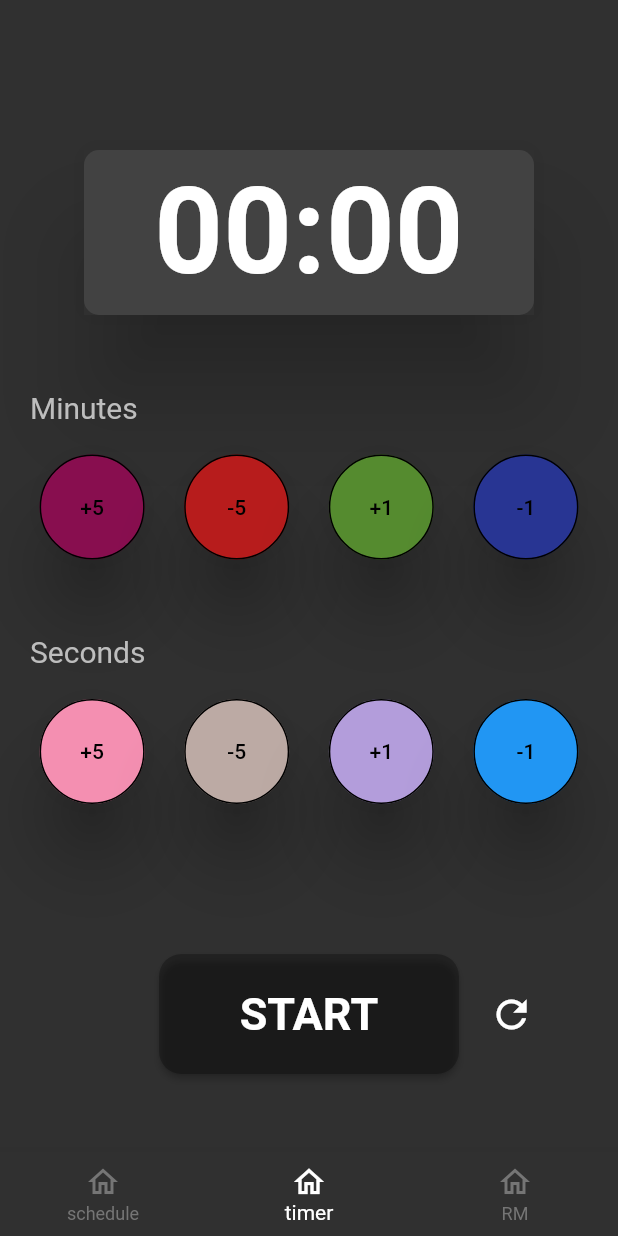
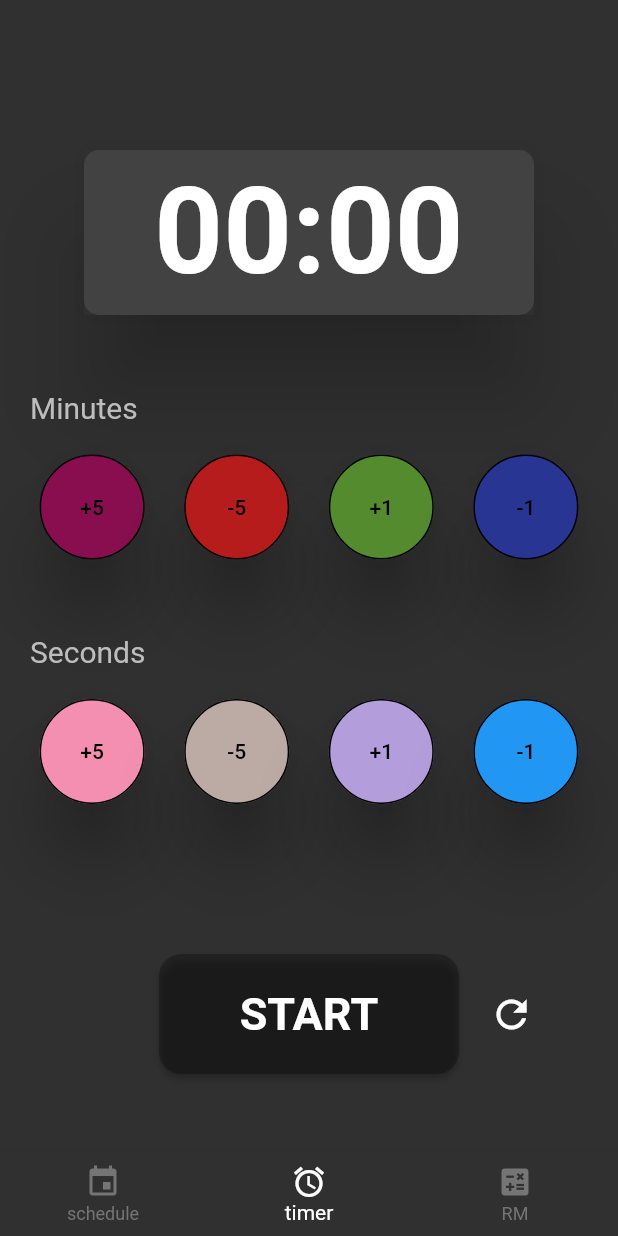
Before and after one commit to yuk1t3ruuuu/fitness, a Flutter app: the screen it shows after launch, item 2 of the bottom bar chosen, on a phone screen of 412 x 824 dp. Run offline on Flutter 3.47's test engine with Material 2 defaults, Android fonts, the phone set to English and light mode, and no system bars; our stand-ins replace cloud_firestore, firebase_core, flutter_riverpod, google_fonts, table_calendar; accounts and stored records are empty; Roboto replaces fonts that are missing (Amiri).

Commit message:
bottomNavifgationBarのアイコン変更

```diff
--- a/lib/main.dart
+++ b/lib/main.dart
@@ -57,15 +57,15 @@ class _MainpageState extends State<Mainpage> {
         backgroundColor: Color(0xFF303030),
         items: [
           BottomNavigationBarItem(
-              icon: Icon(Icons.home_outlined),
+              icon: Icon(Icons.event),
               label: 'schedule',
           ),
           BottomNavigationBarItem(
-              icon: Icon(Icons.home_outlined),
+              icon: Icon(Icons.alarm),
               label: 'timer',
           ),
           BottomNavigationBarItem(
-              icon: Icon(Icons.home_outlined),
+              icon: Icon(Icons.calculate),
               label: 'RM',
           )
         ],
```
